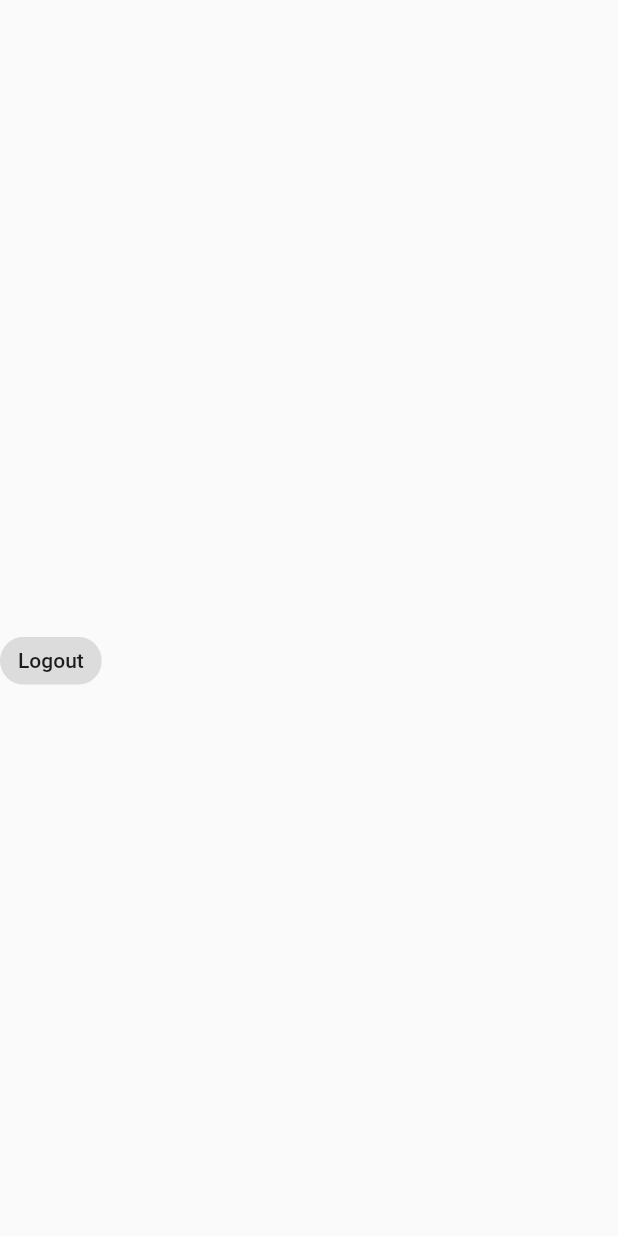
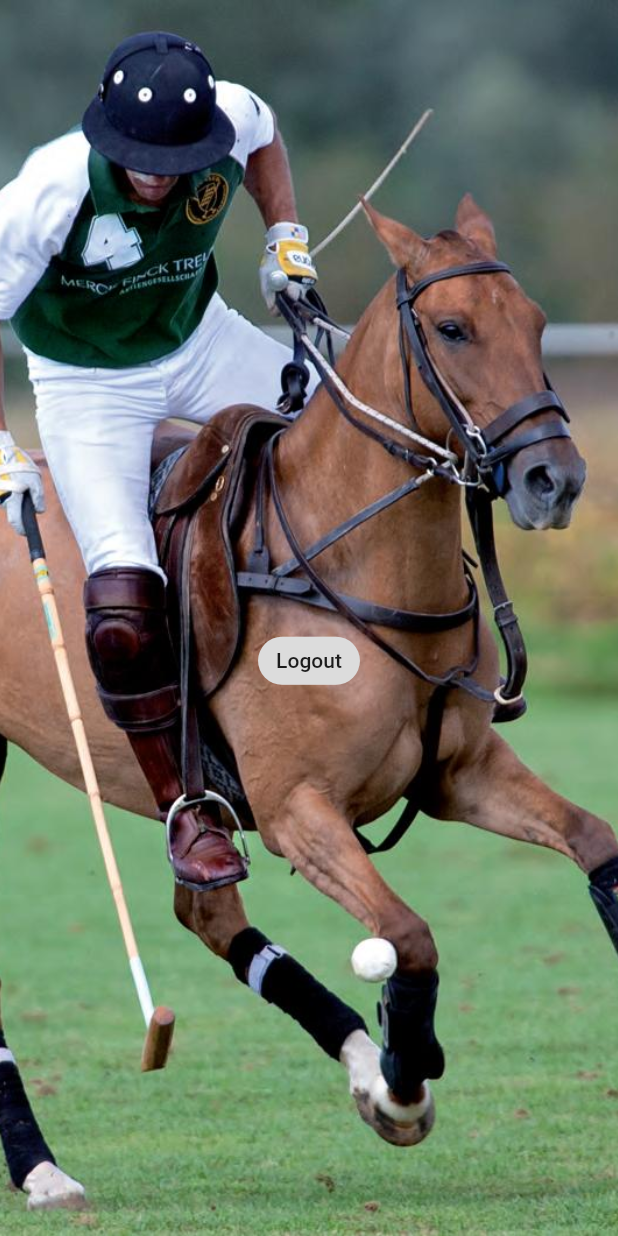
Before and after one commit to RsnDev/flutterproject, a Flutter app: the MyAccount screen opened directly, on a phone screen of 412 x 824 dp. Run offline on Flutter 3.47's test engine with Material 2 defaults, Android fonts, the phone set to English and light mode, and no system bars; our stand-ins replace cloud_firestore, firebase_auth, firebase_core, fluttertoast; accounts and stored records are empty.

Commit message:
modified:   lib/screens/myAccount.dart 	modified:   lib/screens/team_mech.dart

```diff
--- a/lib/screens/myAccount.dart
+++ b/lib/screens/myAccount.dart
@@ -30,7 +30,13 @@ class _MyAccountState extends State<MyAccount> {
 
   @override
   Widget build(BuildContext context) => Scaffold(
-        body: Column(
+        body: Container(
+          width: double.infinity,
+          height: double.infinity,
+          decoration: BoxDecoration(
+              image: DecorationImage(
+                  image: AssetImage("image/horse2.jpg"), fit: BoxFit.cover)),
+          child: Column(
             mainAxisAlignment: MainAxisAlignment.center,
             crossAxisAlignment: CrossAxisAlignment.center,
             children: <Widget>[
@@ -48,12 +54,12 @@ class _MyAccountState extends State<MyAccount> {
               Text(
                 "${loggedInUser.firstName} ${loggedInUser.secondName}",
                 style:
-                  TextStyle(color: Colors.black54, fontWeight: FontWeight.w500),
+                    TextStyle(color: Colors.white, fontWeight: FontWeight.w500),
               ),
               Text(
                 "${loggedInUser.email}",
                 style:
-                  TextStyle(color: Colors.black54, fontWeight: FontWeight.w500),
+                    TextStyle(color: Colors.white, fontWeight: FontWeight.w500),
               ),
               SizedBox(
                 height: 15,
@@ -65,6 +71,7 @@ class _MyAccountState extends State<MyAccount> {
                   }),
             ],
           ),
+        ),
       );
   // the logout function
   Future<void> logout(BuildContext context) async {
--- a/lib/screens/team_mech.dart
+++ b/lib/screens/team_mech.dart
@@ -27,11 +27,11 @@ class _TeamMechanismState extends State<TeamMechanism> {
         decoration: BoxDecoration(
             image: DecorationImage(
                 image: AssetImage("image/tm.jpg"), fit: BoxFit.cover)),
-        child: Center(
-            child: Text(
-          'Team Mechanism',
-          style: TextStyle(fontSize: 50),
-        )),
+        // child: Center(
+        //     child: Text(
+        //   'Team Mechanism',
+        //   style: TextStyle(fontSize: 50),
+        // )),
       ),
     );
   }
```
Lines whose indentation alone changed are shown as unchanged.
